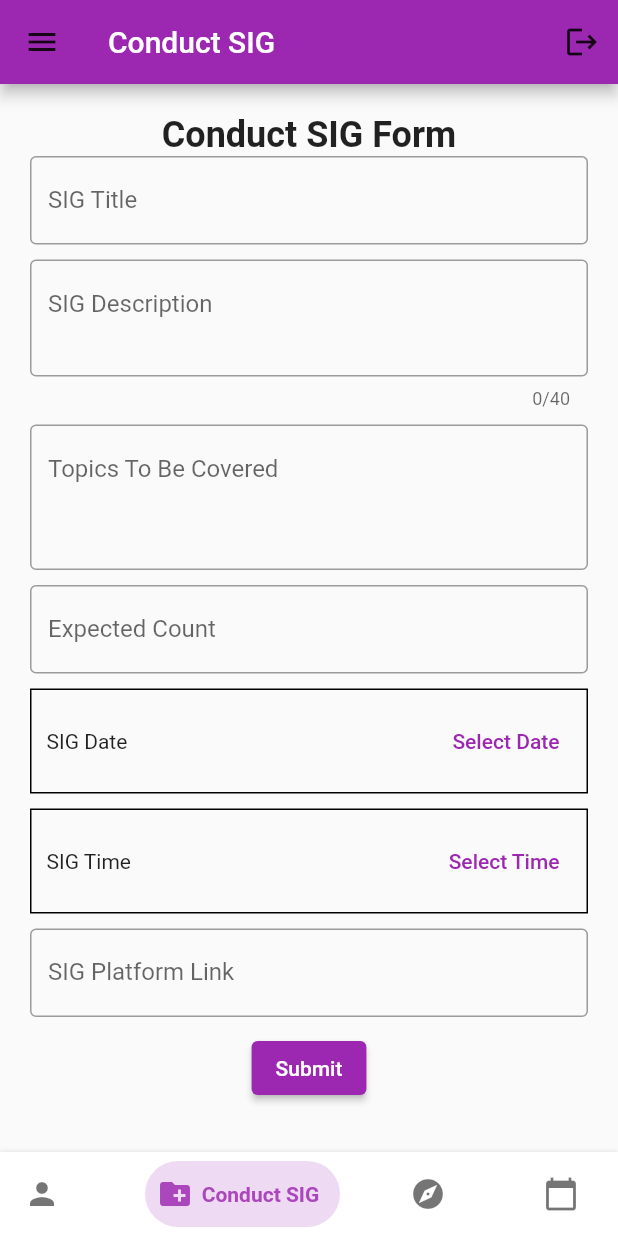
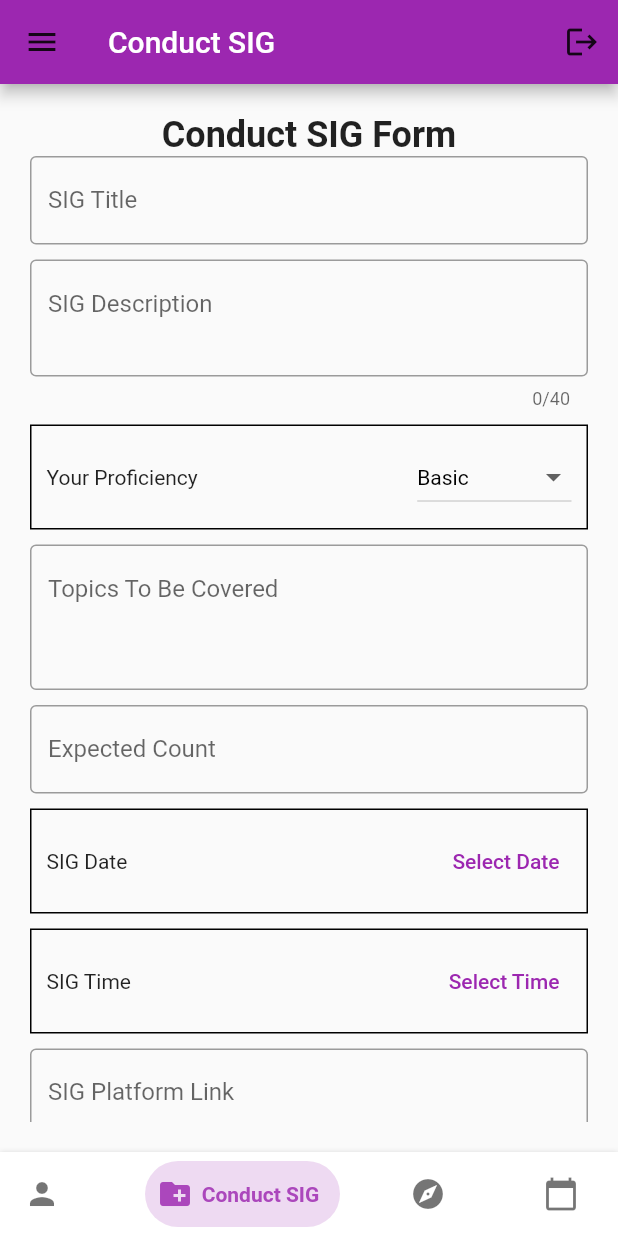
Before and after one commit to Akash-213/xenathon-sigs-platform, a Flutter app: the screen it shows once a user with an empty profile is signed in, on a phone screen of 412 x 824 dp. Run offline on Flutter 3.47's test engine with Material 2 defaults, Android fonts, the phone set to English and light mode, and no system bars; drawn by our look-alikes of bottom_navy_bar; our stand-ins replace cloud_firestore, firebase_auth, firebase_core, google_sign_in; accounts and stored records are empty.

Commit message:
validations

```diff
--- a/lib/screens/tabs/conductSig_tab.dart
+++ b/lib/screens/tabs/conductSig_tab.dart
@@ -2,6 +2,7 @@ import 'package:cloud_firestore/cloud_firestore.dart';
 import 'package:firebase_auth/firebase_auth.dart';
 import 'package:flutter/material.dart';
 import 'package:intl/intl.dart';
+import 'package:url_launcher/url_launcher.dart';
 
 class ConductSigTab extends StatefulWidget {
   const ConductSigTab({Key? key}) : super(key: key);
@@ -16,7 +17,7 @@ class _ConductSigTabState extends State<ConductSigTab> {
   String sigTitle = '';
   String sigDesc = '';
   String topics = '';
-  String proficiency = '';
+  String proficiency = 'Basic';
   String sigLink = '';
   int sigCount = 0;
 
@@ -64,6 +65,8 @@ class _ConductSigTabState extends State<ConductSigTab> {
                   const SizedBox(height: 10),
                   buildDesc(),
                   const SizedBox(height: 10),
+                  buildProficiency(),
+                  const SizedBox(height: 10),
                   buildTopics(),
                   const SizedBox(height: 10),
                   buildCount(),
@@ -74,7 +77,13 @@ class _ConductSigTabState extends State<ConductSigTab> {
                   const SizedBox(height: 10),
                   buildLink(),
                   const SizedBox(height: 10),
+                  Row(
+                    mainAxisAlignment: MainAxisAlignment.spaceAround,
+                    children: [
+                      buildResetButton(),
                       buildSubmitButton(),
+                    ],
+                  ),
                 ],
               ),
             ),
@@ -147,14 +156,15 @@ class _ConductSigTabState extends State<ConductSigTab> {
       ),
       autovalidateMode: AutovalidateMode.onUserInteraction,
       validator: (value) {
-          if (value!.length < 4) {
+        if (value == null) {
           return 'Enter at least 4 characters';
         } else {
           return null;
         }
       },
-        onSaved: (value) => setState(() => sigLink = value!),
-      );
+      onSaved: (value) async {
+        setState(() => sigLink = value!);
+      });
 
   Widget buildDate() => Container(
         padding: const EdgeInsets.all(10),
@@ -177,10 +187,47 @@ class _ConductSigTabState extends State<ConductSigTab> {
                 );
 
                 if (newDate == null) return;
-                if (newDate.isAfter(DateTime.now())) return;
+                if (newDate.isBefore(DateTime.now())) return;
 
                 setState(() => date = newDate);
               },
+            ),
+          ],
+        ),
+      );
+
+  Widget buildProficiency() => Container(
+        padding: const EdgeInsets.all(10),
+        decoration: BoxDecoration(
+          border: Border.all(),
+        ),
+        child: Row(
+          mainAxisAlignment: MainAxisAlignment.spaceBetween,
+          children: [
+            Text('Your Proficiency'),
+            Container(
+              padding: const EdgeInsets.all(0.0),
+              child: DropdownButton<String>(
+                value: proficiency,
+                //elevation: 5,
+                style: TextStyle(color: Colors.black),
+
+                items: <String>['Advanced', 'Intermediate', 'Basic']
+                    .map<DropdownMenuItem<String>>((String value) {
+                  return DropdownMenuItem<String>(
+                    value: value,
+                    child: Text(value),
+                  );
+                }).toList(),
+                onChanged: (value) {
+                  if (value == null) {
+                    proficiency = 'Basic';
+                  }
+                  setState(() {
+                    proficiency = value!;
+                  });
+                },
+              ),
             ),
           ],
         ),
@@ -205,7 +252,6 @@ class _ConductSigTabState extends State<ConductSigTab> {
                   );
 
                   if (newTime == null) return;
-
                   setState(() => time = newTime);
                 }),
           ],
@@ -217,7 +263,6 @@ class _ConductSigTabState extends State<ConductSigTab> {
           labelText: 'Expected Count',
           border: OutlineInputBorder(),
         ),
-        autovalidateMode: AutovalidateMode.onUserInteraction,
         keyboardType: TextInputType.number,
         validator: (value) {
           if (value == '') {
@@ -233,6 +278,15 @@ class _ConductSigTabState extends State<ConductSigTab> {
         onSaved: (value) => setState(() => sigCount = int.parse(value!)),
       );
 
+  Widget buildResetButton() => Builder(
+        builder: (context) => ElevatedButton(
+          child: Text('Reset'),
+          onPressed: () {
+            formKey.currentState!.reset();
+          },
+        ),
+      );
+
   Widget buildSubmitButton() => Builder(
         builder: (context) => ElevatedButton(
           child: Text('Submit'),
@@ -242,6 +296,24 @@ class _ConductSigTabState extends State<ConductSigTab> {
 
             if (isValid) {
               formKey.currentState!.save();
+
+              // if (date!.isBefore(DateTime.now())) {
+              //   ScaffoldMessenger.of(context).showSnackBar(SnackBar(
+              //     duration: Duration(milliseconds: 500),
+              //     content: Text('Enter a Valid Date'),
+              //   ));
+              //   return;
+              // }
+
+              if (!await canLaunch(sigLink)) {
+                ScaffoldMessenger.of(context).showSnackBar(
+                  SnackBar(
+                    duration: Duration(milliseconds: 500),
+                    content: Text('Enter a Valid Link'),
+                  ),
+                );
+                return;
+              }
 
               sigDateTime = new DateTime(
                 date!.year,
@@ -264,6 +336,12 @@ class _ConductSigTabState extends State<ConductSigTab> {
                 'isConfirmed': true,
                 'interestedCount': 0,
               });
+
+              ScaffoldMessenger.of(context).showSnackBar(SnackBar(
+                duration: Duration(milliseconds: 500),
+                content: Text('Form Submitted'),
+              ));
+
               setState(() {
                 date = null;
                 time = null;
```
Also changed, not shown: lib/screens/tabs/schedule_tab.dart (+23 -21 lines), 1 other file. Lines whose indentation alone changed are shown as unchanged.
